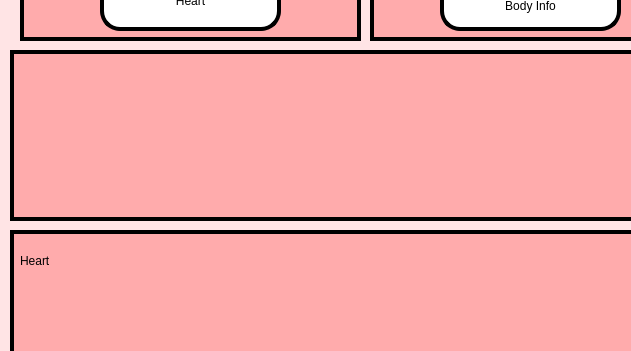
Qt form UI/PHS_homepage.ui (NaryanSambhi/CSCN72030---Sec3---Group2) before a commit; both pictures show x 0 to 631 and y 470 to 821 of the 720 by 1244 pixel window.
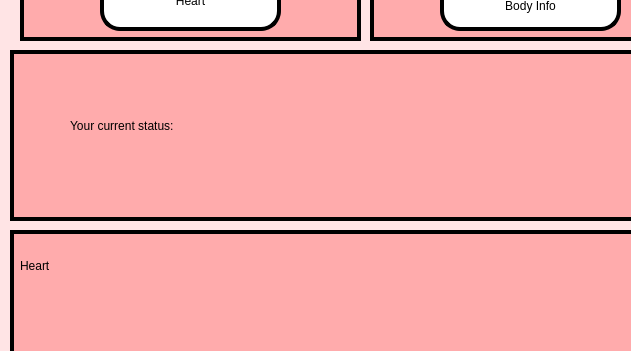
The same form after that commit. Icons and pictures are not drawn.

Commit message: finished main ui for testing

Patch:
```diff
--- a/UI/PHS_homepage.ui
+++ b/UI/PHS_homepage.ui
@@ -189,10 +189,10 @@
      <widget class="QLabel" name="Name">
       <property name="geometry">
        <rect>
-        <x>40</x>
-        <y>30</y>
+        <x>10</x>
+        <y>10</y>
         <width>421</width>
-        <height>41</height>
+        <height>51</height>
        </rect>
       </property>
       <property name="styleSheet">
@@ -208,9 +208,9 @@
      <widget class="QLabel" name="Status">
       <property name="geometry">
        <rect>
-        <x>60</x>
-        <y>80</y>
-        <width>421</width>
+        <x>70</x>
+        <y>90</y>
+        <width>371</width>
         <height>41</height>
        </rect>
       </property>
@@ -246,6 +246,25 @@
        <bool>true</bool>
       </property>
      </widget>
+     <widget class="QLabel" name="label_2">
+      <property name="geometry">
+       <rect>
+        <x>60</x>
+        <y>50</y>
+        <width>311</width>
+        <height>51</height>
+       </rect>
+      </property>
+      <property name="styleSheet">
+       <string notr="true">font: 16pt &quot;MS Shell Dlg 2&quot;;
+color: rgb(0, 0, 0);
+border: none;
+</string>
+      </property>
+      <property name="text">
+       <string>Your current status:</string>
+      </property>
+     </widget>
     </widget>
     <widget class="QWidget" name="widget_7" native="true">
      <property name="geometry">
@@ -267,7 +286,7 @@
         <x>10</x>
         <y>10</y>
         <width>141</width>
-        <height>41</height>
+        <height>51</height>
        </rect>
       </property>
       <property name="styleSheet">
```
Left out of the diff: 20 changed lines with no effect on the pictures. The commit also changes 5 other files.
